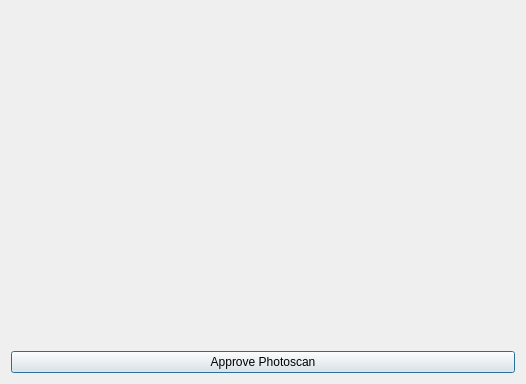
Above: OpenLIFUTransducerTracker/Resources/UI/PhotoscanPreview.ui from OpenwaterHealth/SlicerOpenLIFU before the change. Below: the same form after it.
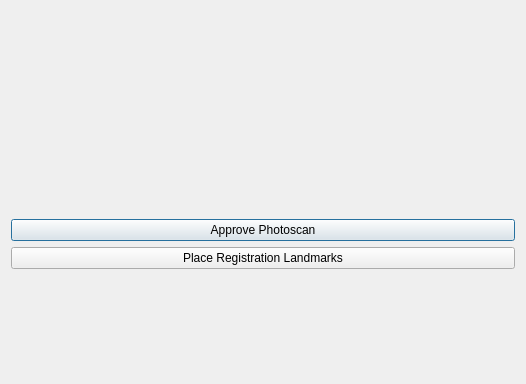
That is the form after the change. Custom widgets are drawn as their Qt base class.

Commit message: Add markups functionality to photoscan preview (#149)

Diff of the .ui file:
```diff
--- a/OpenLIFUTransducerTracker/Resources/UI/PhotoscanPreview.ui
+++ b/OpenLIFUTransducerTracker/Resources/UI/PhotoscanPreview.ui
@@ -33,10 +33,37 @@
        </property>
       </widget>
      </item>
+     <item>
+      <widget class="QPushButton" name="placeLandmarksButton">
+       <property name="text">
+        <string>Place Registration Landmarks</string>
+       </property>
+      </widget>
+     </item>
+     <item>
+      <widget class="qSlicerMarkupsPlaceWidget" name="photoscanMarkupsPlaceWidget">
+       <property name="enabled">
+        <bool>true</bool>
+       </property>
+      </widget>
+     </item>
     </layout>
    </item>
   </layout>
  </widget>
+ <customwidgets>
+  <customwidget>
+   <class>qSlicerWidget</class>
+   <extends>QWidget</extends>
+   <header>qSlicerWidget.h</header>
+   <container>1</container>
+  </customwidget>
+  <customwidget>
+   <class>qSlicerMarkupsPlaceWidget</class>
+   <extends>qSlicerWidget</extends>
+   <header>qSlicerMarkupsPlaceWidget.h</header>
+  </customwidget>
+ </customwidgets>
  <resources/>
  <connections/>
 </ui>
```
The commit also changes 1 other file.
